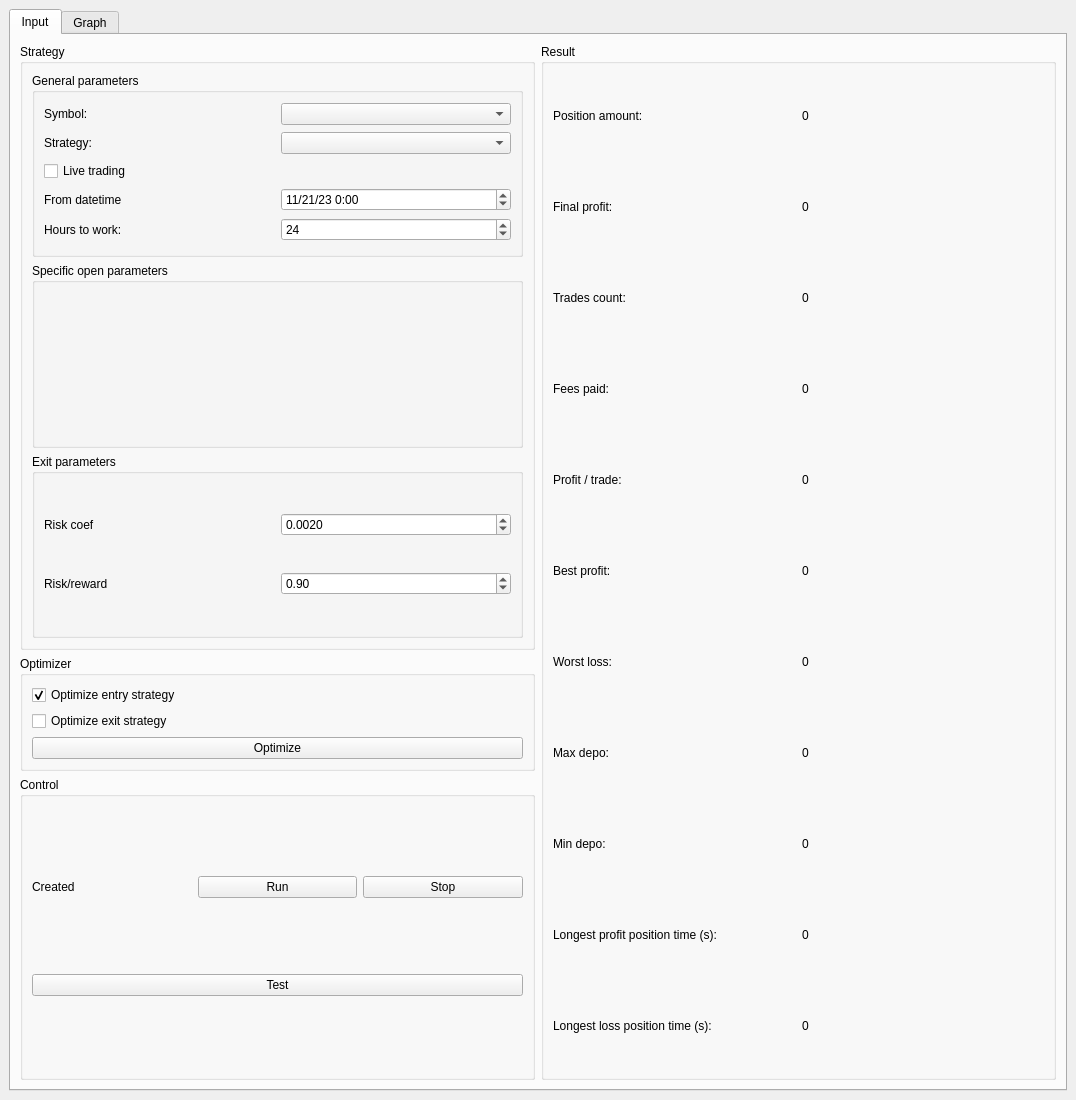
84k491/crypto_cpp, file frontend/mainwindow.ui: the form before one commit.
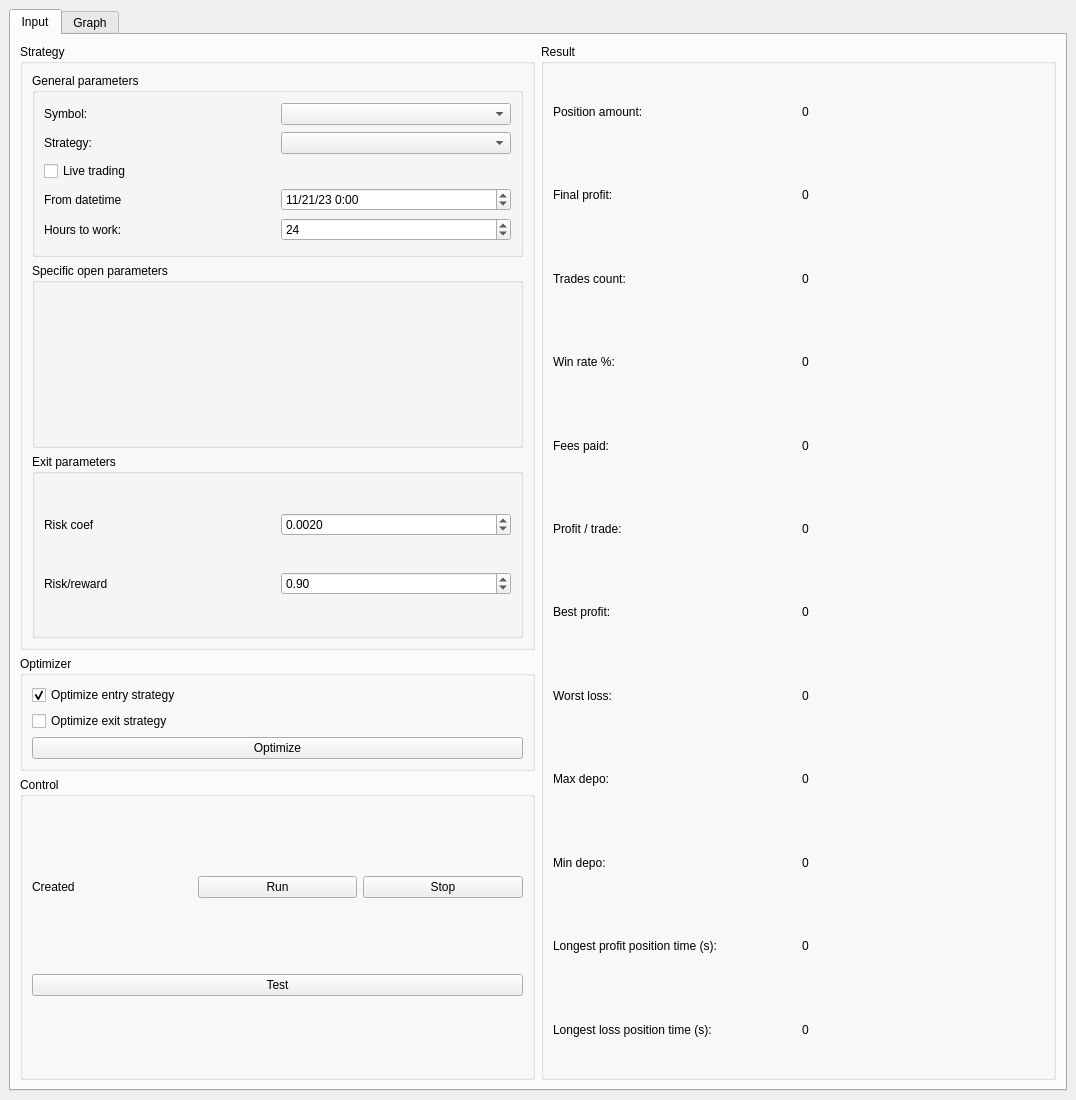
The form after the commit.

Commit message: Display win rate

```diff
--- a/frontend/mainwindow.ui
+++ b/frontend/mainwindow.ui
@@ -365,6 +365,24 @@
              </item>
             </layout>
            </item>
+           <item>
+            <layout class="QHBoxLayout" name="horizontalLayout_21">
+             <item>
+              <widget class="QLabel" name="label_18">
+               <property name="text">
+                <string>Win rate %:</string>
+               </property>
+              </widget>
+             </item>
+             <item>
+              <widget class="QLabel" name="lb_win_rate">
+               <property name="text">
+                <string>0</string>
+               </property>
+              </widget>
+             </item>
+            </layout>
+           </item>
            <item>
             <layout class="QHBoxLayout" name="horizontalLayout_11">
              <item>
```
The commit also changes 5 other files.
